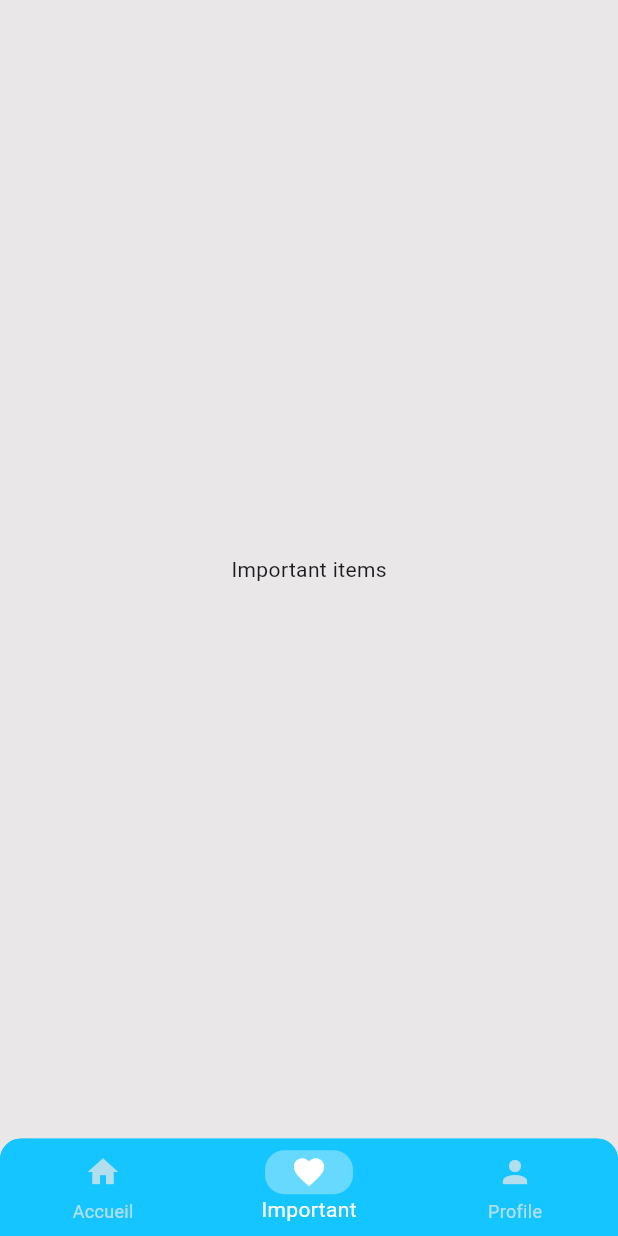
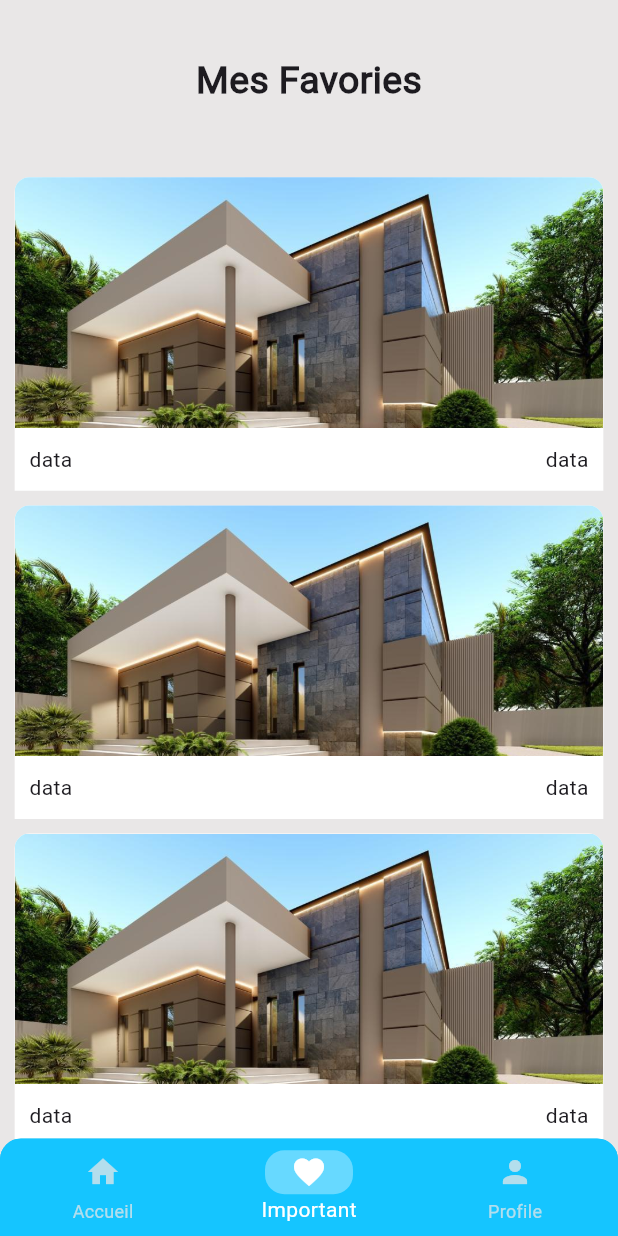
Before and after one commit to GANONTHA/Application_Mobile_Belle_House, a Flutter app: the screen it shows after launch, item 2 of the bottom bar chosen, on a phone screen of 412 x 824 dp. Run offline on Flutter 3.47's test engine with Material 3 defaults, Android fonts, the phone set to English and light mode, and no system bars; our stand-ins replace dots_indicator, get.

Commit message:
start building the wish list screen

```diff
--- a/lib/pages/others/wish_list.dart
+++ b/lib/pages/others/wish_list.dart
@@ -1,4 +1,8 @@
+import 'package:belle_house_mobile_app/pages/properties/houses_list.dart';
 import 'package:belle_house_mobile_app/utils/colors.dart';
+import 'package:belle_house_mobile_app/widgets/big_text.dart';
+import 'package:belle_house_mobile_app/widgets/important_item.dart';
+import 'package:belle_house_mobile_app/widgets/nearly_property.dart';
 import 'package:flutter/material.dart';
 import 'package:flutter/widgets.dart';
 
@@ -7,9 +11,26 @@ class Important extends StatelessWidget {
 
   @override
   Widget build(BuildContext context) {
-    return Scaffold(
-      backgroundColor: AppColors.backgroundColor,
-      body: Center(child: const Text('Important items')),
+    return SafeArea(
+      child: Scaffold(
+          backgroundColor: AppColors.backgroundColor,
+          body: Column(
+            children: [
+              //heading
+              Expanded(
+                  flex: 1,
+                  child: Center(
+                      child: BigText(text: "Mes Favories", fontSize: 25))),
+              Expanded(
+                flex: 6,
+                child: ListView.builder(
+                    itemCount: 5,
+                    itemBuilder: (context, index) {
+                      return ImportantItem();
+                    }),
+              ),
+            ],
+          )),
     );
   }
 }
--- a/lib/pages/properties/houses_list.dart
+++ b/lib/pages/properties/houses_list.dart
@@ -37,7 +37,7 @@ class Houses extends StatelessWidget {
             SizedBox(height: Dimension.sizeFive),
             GestureDetector(
               onTap: () {
-                Get.to(() => PopularPropetyDetails());
+                Get.to(() => const PopularPropetyDetails());
               },
               child: ListView.builder(
                   physics: const NeverScrollableScrollPhysics(),
--- /dev/null
+++ b/lib/widgets/important_item.dart
@@ -0,0 +1,60 @@
+import 'package:belle_house_mobile_app/utils/colors.dart';
+import 'package:belle_house_mobile_app/utils/dimensions.dart';
+import 'package:flutter/material.dart';
+import 'package:flutter/widgets.dart';
+
+class ImportantItem extends StatelessWidget {
+  const ImportantItem({super.key});
+
+  @override
+  Widget build(BuildContext context) {
+    return Container(
+      margin: EdgeInsets.only(
+          top: Dimension.paddingTen,
+          left: Dimension.paddingTen,
+          right: Dimension.paddingTen),
+      height: Dimension.pageViewDetails * 2.8,
+      decoration: BoxDecoration(
+        color: AppColors.secondaryColor,
+        borderRadius: BorderRadius.only(
+          topLeft: Radius.circular(Dimension.paddingTen),
+          topRight: Radius.circular(Dimension.paddingTen),
+        ),
+      ),
+      child: Column(
+        children: [
+          Expanded(
+            flex: 4,
+            child: Container(
+              // color: AppColors.iconColor1,
+
+              decoration: BoxDecoration(
+                borderRadius: BorderRadius.only(
+                  topLeft: Radius.circular(Dimension.paddingTen),
+                  topRight: Radius.circular(Dimension.paddingTen),
+                ),
+                image: DecorationImage(
+                  fit: BoxFit.cover,
+                  image: AssetImage('assets/images/house-1.jpg'),
+                ),
+              ),
+            ),
+          ),
+          Expanded(
+            flex: 1,
+            child: Container(
+              margin: EdgeInsets.symmetric(horizontal: Dimension.paddingTen),
+              child: Row(
+                mainAxisAlignment: MainAxisAlignment.spaceBetween,
+                children: [
+                  Text('data'),
+                  Text('data'),
+                ],
+              ),
+            ),
+          )
+        ],
+      ),
+    );
+  }
+}
```
